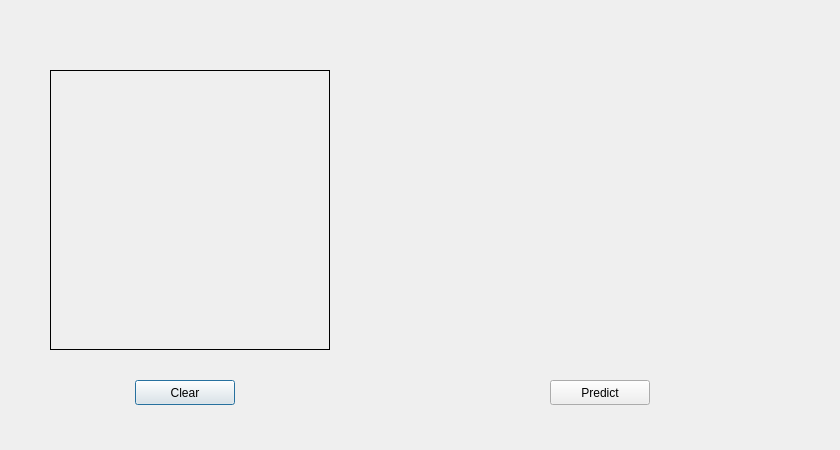
Old version of the form GUI/GUI.ui in the repository adityanbahuguna/HandDR.
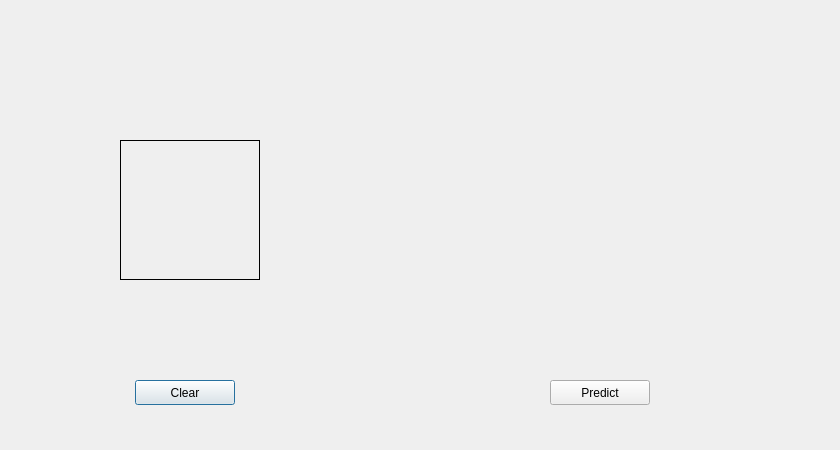
New version of the form.

What changed in the file:
```diff
--- a/GUI/GUI.ui
+++ b/GUI/GUI.ui
@@ -37,10 +37,10 @@
   <widget class="QStackedWidget" name="DrawingFrame">
    <property name="geometry">
     <rect>
-     <x>50</x>
-     <y>70</y>
-     <width>280</width>
-     <height>280</height>
+     <x>120</x>
+     <y>140</y>
+     <width>140</width>
+     <height>140</height>
     </rect>
    </property>
    <property name="frameShape">
```
